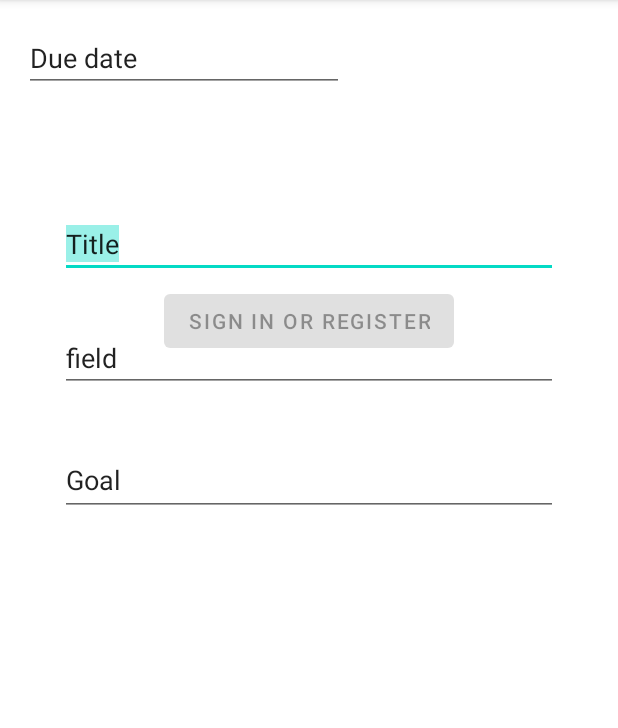
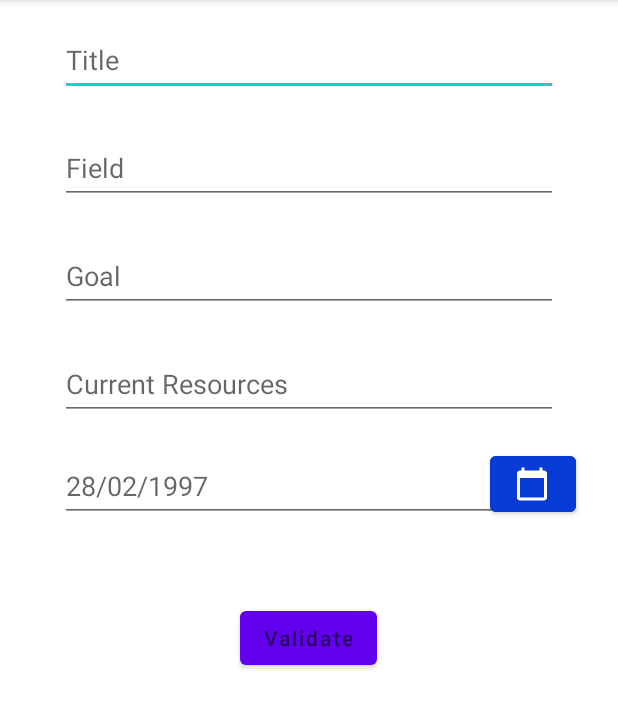
Before and after one commit to Kiiroi-dev/AppTools, an Android app: the fragment FormAddBudgetFragment shown on its own in the app's theme, on a phone screen of 412 x 824 dp, the part 84-812 px from its top. Run offline under Robolectric (Android 15) with nearby library versions, the phone set to English and light mode, and no system bars; our stand-ins replace Room's generated code.

Commit message:
Database OK + FragFormAddBudget Enregistrement dans DB OK + visuel FragFormAddBudget PRESQUEOK et ca tue sa meeeeeeeeere

```diff
--- a/app/src/main/java/com/example/apptools/MainActivity.kt
+++ b/app/src/main/java/com/example/apptools/MainActivity.kt
@@ -27,10 +27,6 @@ class MainActivity : AppCompatActivity() {
 
         setSupportActionBar(binding.appBarMain.toolbar)
 
-        binding.appBarMain.fab.setOnClickListener { view ->
-            Snackbar.make(view, "Replace with your own action", Snackbar.LENGTH_LONG)
-                .setAction("Action", null).show()
-        }
         val drawerLayout: DrawerLayout = binding.drawerLayout
         val navView: NavigationView = binding.navView
         val navController = findNavController(R.id.nav_host_fragment_content_main)
@@ -38,7 +34,7 @@ class MainActivity : AppCompatActivity() {
         // menu should be considered as top level destinations.
         appBarConfiguration = AppBarConfiguration(
             setOf(
-                R.id.nav_home, R.id.nav_finance, R.id.nav_formAddBudget
+                R.id.nav_home, R.id.nav_finance
             ), drawerLayout
         )
         setupActionBarWithNavController(navController, appBarConfiguration)
--- a/app/src/main/java/com/example/apptools/Tools/MyConverters.kt
+++ b/app/src/main/java/com/example/apptools/Tools/MyConverters.kt
@@ -1,4 +1,4 @@
-package com.example.apptools.converter
+package com.example.apptools.Tools
 import android.os.Build
 import androidx.annotation.RequiresApi
 import androidx.room.TypeConverter
--- a/app/src/main/java/com/example/apptools/ui/finance/data/Database.kt
+++ b/app/src/main/java/com/example/apptools/ui/finance/data/Database.kt
@@ -2,7 +2,7 @@ package com.example.apptools.ui.finance.data
 
 import android.content.Context
 import androidx.room.*
-import com.example.apptools.converter.MyConverters
+import com.example.apptools.Tools.MyConverters
 
 @Database(entities = arrayOf(EntityBudget::class), version = 1, exportSchema = false)
 @TypeConverters(MyConverters::class)
--- a/app/src/main/java/com/example/apptools/ui/finance/data/EntityBudgetDao.kt
+++ b/app/src/main/java/com/example/apptools/ui/finance/data/EntityBudgetDao.kt
@@ -8,6 +8,6 @@ interface EntityBudgetDao {
     @Insert(onConflict = OnConflictStrategy.IGNORE)
     suspend fun addBudget(budget: EntityBudget)
 
-    @Query("SELECT * FROM `budget-table` ORDER BY uid ASC")
+    @Query("SELECT * FROM `budget-table`")
     fun readAllData(): LiveData<List<EntityBudget>>
 }
--- a/app/src/main/java/com/example/apptools/ui/finance/data/FormAddBudgetFragment.kt
+++ b/app/src/main/java/com/example/apptools/ui/finance/data/FormAddBudgetFragment.kt
@@ -1,131 +1,139 @@
-package com.example.apptools.ui.finance.ui.login
+package com.example.apptools.ui.finance.data
 
-import androidx.lifecycle.Observer
+import android.os.Build
 import androidx.lifecycle.ViewModelProvider
-import androidx.annotation.StringRes
 import androidx.fragment.app.Fragment
 import android.os.Bundle
 import android.text.Editable
-import android.text.TextWatcher
+import android.text.TextUtils
 import android.view.LayoutInflater
 import android.view.View
 import android.view.ViewGroup
-import android.view.inputmethod.EditorInfo
 import android.widget.Button
 import android.widget.EditText
-import android.widget.ProgressBar
 import android.widget.Toast
-import com.example.apptools.databinding.FragmentFormAddBudgetBinding
+import androidx.annotation.RequiresApi
+import androidx.navigation.fragment.findNavController
 
 
 import com.example.apptools.R
+import com.example.apptools.ui.finance.ui.FinanceViewModel
+import com.example.apptools.ui.finance.ui.FormAddBudgetViewModel
+
+import java.time.LocalDate
+import java.time.LocalDateTime
+import java.time.format.DateTimeFormatter
+import java.util.*
 
 class FormAddBudgetFragment : Fragment() {
-    private var _binding: FragmentFormAddBudgetBinding? = null
 
-    // This property is only valid between onCreateView and
-    // onDestroyView.
-    private val binding get() = _binding!!
 
+    private lateinit var mFormAddBudgetViewModel: FormAddBudgetViewModel
+
+
+    @RequiresApi(Build.VERSION_CODES.N)
     override fun onCreateView(
         inflater: LayoutInflater,
         container: ViewGroup?,
         savedInstanceState: Bundle?
     ): View {
 
-        _binding = FragmentFormAddBudgetBinding.inflate(inflater, container, false)
-        return binding.root
+        val view = inflater.inflate(R.layout.fragment_form_add_budget, container, false)
+        mFormAddBudgetViewModel = ViewModelProvider(this).get(FormAddBudgetViewModel::class.java)
+
+        val titleBudget: EditText? = view?.findViewById(R.id.titleBudget)
+        val goalAmount: EditText? = view?.findViewById(R.id.goalAmount)
+        val currentResources: EditText? = view?.findViewById(R.id.currentRessources)
+        val field: EditText? = view?.findViewById(R.id.field)
+        val dueDate: EditText? = view?.findViewById(R.id.dueDate)
+        val dateCreated: Calendar = java.util.Calendar.getInstance()
+        val dateCreatedOK: LocalDate =
+            LocalDateTime.ofInstant(dateCreated.toInstant(), dateCreated.getTimeZone().toZoneId())
+                .toLocalDate()
+        val dateCreatedStr = dateCreatedOK.toString()
+
+        @RequiresApi(Build.VERSION_CODES.O)
+        fun inputCheck(
+            titleBudgetOK: String,
+            goalAmountOK: String?,
+            fieldOK: String,
+            dateCreatedStr: String
+        ): Boolean {
+            return !(TextUtils.isEmpty(titleBudgetOK) && TextUtils.isEmpty(dateCreatedStr) && TextUtils.isEmpty(
+                goalAmountOK
+            ) && TextUtils.isEmpty(fieldOK))
+        }
+        /*if (inputCheck(titleBudgetOK, goalAmountStr, fieldStr, dateCreatedStr)) {
+            btnValidateBudget?.isEnabled = true
+        }*/
+
+
+        @RequiresApi(Build.VERSION_CODES.O)
+         fun insertDatatoDatabase() {
+            val dueDateOK: Editable? = dueDate?.text
+            val dueDateStr = dueDateOK.toString()
+            val df: DateTimeFormatter = DateTimeFormatter.ofPattern("dd-MM-yyyy")
+
+            val dueDateLocalDate: LocalDate = LocalDate.parse(dueDateStr, df)
+            val fieldStr: String = field?.text.toString()
+            val currentResourcesStr: String = goalAmount?.text.toString()
+            val currentResourcesDouble: Double = currentResourcesStr.toDouble()
+            val goalAmountStr: String? = goalAmount?.text.toString()
+            val goalAmountDouble: Double? = goalAmountStr?.toDouble()
+            val titleBudgetOK: String = titleBudget?.text.toString()
+
+            if (inputCheck(titleBudgetOK, goalAmountStr, fieldStr, dateCreatedStr)) {
+                val budget = EntityBudget(
+                    0,
+                    titleBudgetOK,
+                    dateCreatedOK,
+                    dueDateLocalDate,
+                    currentResourcesDouble,
+                    goalAmountDouble,
+                    fieldStr
+                )
+                mFormAddBudgetViewModel.addBudget(budget)
+                Toast.makeText(
+                    requireContext(),
+                    "Budget ajouté mon bro, bien vu caaaaaaaaa!",
+                    Toast.LENGTH_LONG
+                ).show()
+                findNavController().navigate(R.id.action_nav_formAddBudget_to_nav_finance)
+            } else {
+                Toast.makeText(
+                    requireContext(),
+                    "Rempli tous les champs obligatoires!",
+                    Toast.LENGTH_LONG
+                ).show()
+            }
+
+        }
+        val btnValidateBudget: Button? = view?.findViewById(R.id.btn_validate_budget)
+        btnValidateBudget?.setOnClickListener {
+            insertDatatoDatabase()
+        }
+
+
+
+
+
+
+        /*
+        val c = Calendar.getInstance()
+        val year = c.get(Calendar.YEAR)
+        val month = c.get(Calendar.MONTH)
+        val day = c.get(Calendar.DAY_OF_MONTH)
+
+        val btnPickDate: Button? = view?.findViewById(R.id.buttonPickDate)
+        btnPickDate?.setOnClickListener {
+            val dpd = activity?.let { it1 ->
+                DatePickerDialog(it1,android.R.style.Theme_Holo_Dialog_NoActionBar_MinWidth,DatePickerDialog.OnDateSetListener { view, year, month, dayOfMonth ->
+                    dueDate?.setText(""+dayOfMonth+"/"+month+"/"+year)
+                },year,month,day)
+            }
+                dpd?.show()
+                }*/
+        return view
 
     }
-
-    /*override fun onViewCreated(view: View, savedInstanceState: Bundle?) {
-        super.onViewCreated(view, savedInstanceState)
-        loginViewModel = ViewModelProvider(this, LoginViewModelFactory())
-            .get(LoginViewModel::class.java)
-
-        val usernameEditText = binding.username
-        val passwordEditText = binding.password
-        val loginButton = binding.login
-        val loadingProgressBar = binding.loading
-
-        loginViewModel.loginFormState.observe(viewLifecycleOwner,
-            Observer { loginFormState ->
-                if (loginFormState == null) {
-                    return@Observer
-                }
-                loginButton.isEnabled = loginFormState.isDataValid
-                loginFormState.usernameError?.let {
-                    usernameEditText.error = getString(it)
-                }
-                loginFormState.passwordError?.let {
-                    passwordEditText.error = getString(it)
-                }
-            })
-
-        loginViewModel.loginResult.observe(viewLifecycleOwner,
-            Observer { loginResult ->
-                loginResult ?: return@Observer
-                loadingProgressBar.visibility = View.GONE
-                loginResult.error?.let {
-                    showLoginFailed(it)
-                }
-                loginResult.success?.let {
-                    updateUiWithUser(it)
-                }
-            })
-
-        val afterTextChangedListener = object : TextWatcher {
-            override fun beforeTextChanged(s: CharSequence, start: Int, count: Int, after: Int) {
-                // ignore
-            }
-
-            override fun onTextChanged(s: CharSequence, start: Int, before: Int, count: Int) {
-                // ignore
-            }
-
-            override fun afterTextChanged(s: Editable) {
-                loginViewModel.loginDataChanged(
-                    usernameEditText.text.toString(),
-                    passwordEditText.text.toString()
-                )
-            }
-        }
-        usernameEditText.addTextChangedListener(afterTextChangedListener)
-        passwordEditText.addTextChangedListener(afterTextChangedListener)
-        passwordEditText.setOnEditorActionListener { _, actionId, _ ->
-            if (actionId == EditorInfo.IME_ACTION_DONE) {
-                loginViewModel.login(
-                    usernameEditText.text.toString(),
-                    passwordEditText.text.toString()
-                )
-            }
-            false
-        }
-
-        loginButton.setOnClickListener {
-            loadingProgressBar.visibility = View.VISIBLE
-            loginViewModel.login(
-                usernameEditText.text.toString(),
-                passwordEditText.text.toString()
-            )
-        }
-    }
-
-    private fun updateUiWithUser(model: LoggedInUserView) {
-        val welcome = getString(R.string.welcome) + model.displayName
-        // TODO : initiate successful logged in experience
-        val appContext = context?.applicationContext ?: return
-        Toast.makeText(appContext, welcome, Toast.LENGTH_LONG).show()
-    }
-
-    private fun showLoginFailed(@StringRes errorString: Int) {
-        val appContext = context?.applicationContext ?: return
-        Toast.makeText(appContext, errorString, Toast.LENGTH_LONG).show()
-    }
-
-    override fun onDestroyView() {
-        super.onDestroyView()
-        _binding = null
-    }
-    */
 }
--- a/app/src/main/java/com/example/apptools/ui/finance/ui/FormAddBudgetViewModel.kt
+++ b/app/src/main/java/com/example/apptools/ui/finance/ui/FormAddBudgetViewModel.kt
@@ -1,4 +1,31 @@
 package com.example.apptools.ui.finance.ui
 
-class FormAddBudgetViewModel {
+import android.app.Application
+import androidx.lifecycle.AndroidViewModel
+import androidx.lifecycle.LiveData
+import androidx.lifecycle.MutableLiveData
+import androidx.lifecycle.viewModelScope
+import com.example.apptools.ui.finance.data.AppDatabase
+import com.example.apptools.ui.finance.data.BudgetRepository
+import com.example.apptools.ui.finance.data.EntityBudget
+import kotlinx.coroutines.Dispatchers
+import kotlinx.coroutines.launch
+
+class FormAddBudgetViewModel(application: Application): AndroidViewModel(application) {
+
+    //private val readAllData: LiveData<List<EntityBudget>>
+    private val repository: BudgetRepository
+
+    init {
+        val budgetDao = AppDatabase.getDatabase(application).EntityBudgetDao()
+        repository = BudgetRepository(budgetDao)
+        //readAllData = repository.readAllData
+    }
+
+
+    fun addBudget(budget: EntityBudget) {
+        viewModelScope.launch(Dispatchers.IO) {
+            repository.addBudget(budget)
+        }
+    }
 }
--- a/app/src/main/java/com/example/apptools/ui/home/HomeFragment.kt
+++ b/app/src/main/java/com/example/apptools/ui/home/HomeFragment.kt
@@ -31,9 +31,8 @@ class HomeFragment : Fragment() {
         _binding = FragmentHomeBinding.inflate(inflater, container, false)
         val root: View = binding.root
 
-        val textView: TextView = binding.textHome
+
         homeViewModel.text.observe(viewLifecycleOwner, Observer {
-            textView.text = it
         })
         return root
     }
--- a/app/src/main/res/layout/fragment_form_add_budget.xml
+++ b/app/src/main/res/layout/fragment_form_add_budget.xml
@@ -9,7 +9,7 @@
     android:paddingTop="@dimen/fragment_vertical_margin"
     android:paddingRight="@dimen/fragment_horizontal_margin"
     android:paddingBottom="@dimen/fragment_vertical_margin"
-    tools:context=".ui.finance.ui.login.FormAddBudgetFragment">
+    tools:context=".ui.finance.data.FormAddBudgetFragment">
 
 
     <EditText
@@ -17,11 +17,11 @@
         android:layout_width="0dp"
         android:layout_height="wrap_content"
         android:layout_marginStart="24dp"
-        android:layout_marginTop="124dp"
         android:layout_marginEnd="24dp"
+        android:hint="Title"
         android:inputType="textEmailAddress"
+        android:minHeight="48dp"
         android:selectAllOnFocus="true"
-        android:text="Title"
         app:layout_constraintEnd_toEndOf="parent"
         app:layout_constraintHorizontal_bias="0.0"
         app:layout_constraintStart_toStartOf="parent"
@@ -32,70 +32,101 @@
         android:layout_width="0dp"
         android:layout_height="wrap_content"
         android:layout_marginStart="24dp"
-        android:layout_marginTop="280dp"
+        android:layout_marginTop="24dp"
         android:layout_marginEnd="24dp"
+        android:hint="Goal"
+        android:inputType="number"
         android:minHeight="48dp"
         android:selectAllOnFocus="true"
-        android:text="Goal"
         app:layout_constraintEnd_toEndOf="parent"
         app:layout_constraintStart_toStartOf="parent"
-        app:layout_constraintTop_toTopOf="parent" />
+        app:layout_constraintTop_toBottomOf="@+id/field" />
+
+    <EditText
+        android:id="@+id/currentRessources"
+        android:layout_width="0dp"
+        android:layout_height="wrap_content"
+        android:layout_marginStart="24dp"
+        android:layout_marginTop="24dp"
+        android:layout_marginEnd="24dp"
+        android:hint="Current Resources"
+        android:inputType="number"
+        android:minHeight="48dp"
+        android:selectAllOnFocus="true"
+        app:layout_constraintEnd_toEndOf="parent"
+        app:layout_constraintHorizontal_bias="0.0"
+        app:layout_constraintStart_toStartOf="parent"
+        app:layout_constraintTop_toBottomOf="@+id/goalAmount" />
+
+    <EditText
+        android:id="@+id/dueDate"
+        android:layout_width="0dp"
+        android:layout_height="wrap_content"
+        android:layout_marginStart="24dp"
+        android:layout_marginTop="20dp"
+        android:layout_marginEnd="24dp"
+        android:hint="28/02/1997"
+        android:inputType="date"
+        android:minHeight="48dp"
+        android:selectAllOnFocus="true"
+        app:layout_constraintEnd_toEndOf="parent"
+        app:layout_constraintStart_toStartOf="parent"
+        app:layout_constraintTop_toBottomOf="@+id/currentRessources" />
 
     <EditText
         android:id="@+id/field"
         android:layout_width="0dp"
         android:layout_height="wrap_content"
         android:layout_marginStart="24dp"
-        android:layout_marginTop="200dp"
+        android:layout_marginTop="24dp"
         android:layout_marginEnd="24dp"
+        android:hint="Field"
+        android:minHeight="48dp"
         android:selectAllOnFocus="true"
-        android:text="field"
         app:layout_constraintEnd_toEndOf="parent"
         app:layout_constraintHorizontal_bias="0.843"
         app:layout_constraintStart_toStartOf="parent"
-        app:layout_constraintTop_toTopOf="parent" />
+        app:layout_constraintTop_toBottomOf="@+id/titleBudget" />
 
     <Button
-        android:id="@+id/login"
+        android:id="@+id/btn_validate_budget"
         android:layout_width="wrap_content"
         android:layout_height="wrap_content"
         android:layout_gravity="start"
         android:layout_marginStart="48dp"
-        android:layout_marginTop="16dp"
+        android:layout_marginTop="50dp"
         android:layout_marginEnd="48dp"
         android:layout_marginBottom="64dp"
-        android:enabled="false"
-        android:text="@string/action_sign_in"
+        android:hint="@string/btn_send_form"
         app:layout_constraintBottom_toBottomOf="parent"
         app:layout_constraintEnd_toEndOf="parent"
+        app:layout_constraintHorizontal_bias="0.497"
         app:layout_constraintStart_toStartOf="parent"
-        app:layout_constraintTop_toBottomOf="@+id/dueDate"
-        app:layout_constraintVertical_bias="0.2" />
+        app:layout_constraintTop_toBottomOf="@+id/goalAmount"
+        app:layout_constraintVertical_bias="0.376" />
+
+    <Button
+        android:id="@+id/buttonPickDate"
+        android:layout_width="57dp"
+        android:layout_height="49dp"
+        android:layout_marginTop="18dp"
+        android:layout_marginEnd="12dp"
+        android:backgroundTint="#063BD5"
+        app:icon="@drawable/ic_calendar"
+        app:layout_constraintEnd_toEndOf="parent"
+        app:layout_constraintTop_toBottomOf="@+id/currentRessources"
+        tools:ignore="SpeakableTextPresentCheck" />
 
     <ProgressBar
         android:id="@+id/loading"
         android:layout_width="wrap_content"
         android:layout_height="wrap_content"
         android:layout_gravity="center"
-        android:layout_marginStart="32dp"
-        android:layout_marginTop="64dp"
-        android:layout_marginEnd="32dp"
         android:layout_marginBottom="64dp"
         android:visibility="gone"
         app:layout_constraintBottom_toBottomOf="parent"
-        app:layout_constraintEnd_toEndOf="@+id/dueDate"
-        app:layout_constraintStart_toStartOf="@+id/dueDate"
+        app:layout_constraintEnd_toEndOf="parent"
         app:layout_constraintTop_toTopOf="parent"
         app:layout_constraintVertical_bias="0.3" />
 
-    <EditText
-        android:id="@+id/dueDate"
-        android:layout_width="wrap_content"
-        android:layout_height="wrap_content"
-        android:ems="10"
-        android:inputType="date"
-        android:text="Due date"
-        tools:layout_editor_absoluteX="29dp"
-        tools:layout_editor_absoluteY="362dp" />
-
 </androidx.constraintlayout.widget.ConstraintLayout>
--- a/app/src/main/res/menu/activity_main_drawer.xml
+++ b/app/src/main/res/menu/activity_main_drawer.xml
@@ -11,7 +11,7 @@
         <item
             android:id="@+id/nav_finance"
             android:icon="@drawable/ic_menu_gallery"
-            android:title="@string/menu_gallery" />
+            android:title="@string/menu_finance" />
 
     </group>
 </menu>
--- a/app/src/main/res/navigation/mobile_navigation.xml
+++ b/app/src/main/res/navigation/mobile_navigation.xml
@@ -14,7 +14,7 @@
     <fragment
         android:id="@+id/nav_finance"
         android:name="com.example.apptools.ui.finance.FinanceFragment"
-        android:label="@string/menu_gallery"
+        android:label="@string/menu_finance"
         tools:layout="@layout/fragment_finance" >
         <action
             android:id="@+id/action_nav_finance_to_nav_formAddBudget"
@@ -23,7 +23,7 @@
 
     <fragment
         android:id="@+id/nav_formAddBudget"
-        android:name="com.example.apptools.ui.finance.ui.login.FormAddBudgetFragment"
+        android:name="com.example.apptools.ui.finance.data.FormAddBudgetFragment"
         tools:layout="@layout/fragment_form_add_budget" >
         <action
             android:id="@+id/action_nav_formAddBudget_to_nav_finance"
--- a/app/src/main/res/values/strings.xml
+++ b/app/src/main/res/values/strings.xml
@@ -8,16 +8,9 @@
     <string name="action_settings">Settings</string>
 
     <string name="menu_home">Home</string>
-    <string name="menu_gallery">Gallery</string>
+    <string name="menu_finance">Finances</string>
     <string name="menu_slideshow">Slideshow</string>
-    <!-- Strings related to login -->
-    <string name="prompt_email">Email</string>
-    <string name="prompt_password">Password</string>
-    <string name="action_sign_in">Sign in or register</string>
-    <string name="action_sign_in_short">Sign in</string>
-    <string name="welcome">"Welcome!"</string>
-    <string name="invalid_username">Not a valid username</string>
-    <string name="invalid_password">Password must be >5 characters</string>
-    <string name="login_failed">"Login failed"</string>
+    <!-- Strings related to FormAddBudget -->
+<string name="btn_send_form">Validate</string>
 
 </resources>
```
Also changed, not shown: app/src/main/java/com/example/apptools/ui/finance/FinanceFragment.kt (+9 -10 lines), app/src/main/java/com/example/apptools/ui/finance/data/EntityBudget.kt (+4 -3 lines), app/src/main/java/com/example/apptools/ui/finance/ui/FinanceViewModel.kt (+3 -10 lines), app/src/main/res/layout/app_bar_main.xml (+0 -9 lines), app/src/main/res/layout/fragment_finance.xml (+18 -21 lines), app/src/main/res/layout/fragment_home.xml (+1 -16 lines).
